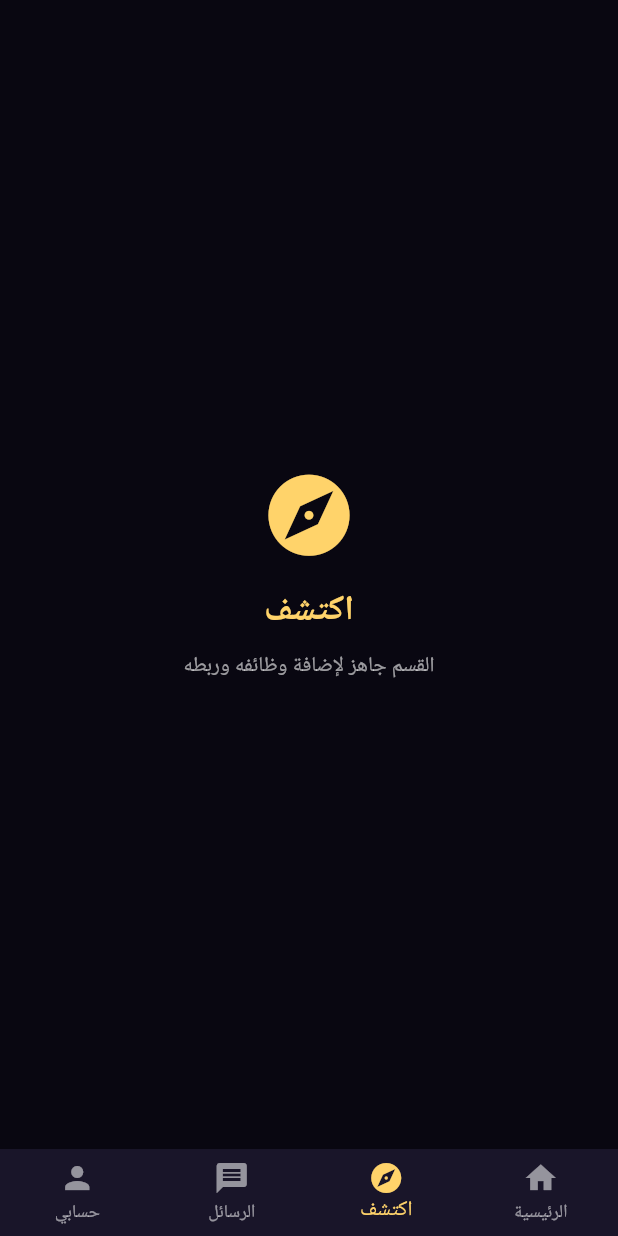
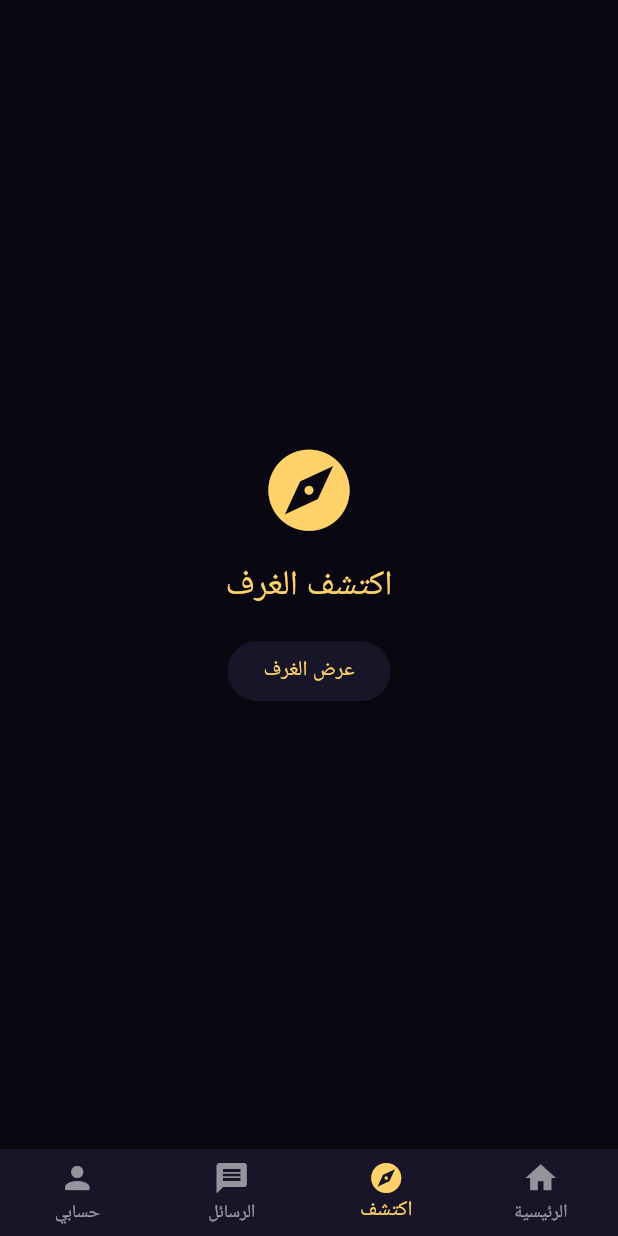
Before and after one commit to wahidmetwalli-blip/KOKI-PARTY-NEW, a Flutter app: the HomeScreen screen opened directly, item 2 of the bottom bar chosen, on a phone screen of 412 x 824 dp. Run offline on Flutter 3.47's test engine with Material 3 defaults, Android fonts, the phone set to English and light mode, and no system bars.

Commit message:
Update home_screen.dart

```diff
--- a/lib/screens/home_screen.dart
+++ b/lib/screens/home_screen.dart
@@ -23,32 +23,69 @@ class _HomeScreenState extends State<HomeScreen> {
     {
       'name': 'غرفة الملوك',
       'owner': 'KOKI KING',
+      'description': 'أهلاً بيكم في غرفة الملوك',
       'members': 24,
       'speakers': 3,
       'icon': Icons.workspace_premium,
+      'isPrivate': false,
+      'hasPassword': false,
+      'allowRequests': true,
     },
     {
       'name': 'مملكة KOKI',
       'owner': 'Royal Star',
+      'description': 'المملكة الملكية',
       'members': 126,
       'speakers': 5,
       'icon': Icons.diamond,
+      'isPrivate': false,
+      'hasPassword': false,
+      'allowRequests': true,
     },
     {
       'name': 'عالم الأصدقاء',
       'owner': 'Friends',
+      'description': 'غرفة الأصدقاء',
       'members': 84,
       'speakers': 4,
       'icon': Icons.groups,
+      'isPrivate': false,
+      'hasPassword': false,
+      'allowRequests': true,
     },
     {
       'name': 'سهرة الملوك',
       'owner': 'Night King',
+      'description': 'سهرة ملكية',
       'members': 52,
       'speakers': 2,
       'icon': Icons.nightlight_round,
+      'isPrivate': false,
+      'hasPassword': false,
+      'allowRequests': true,
     },
   ];
+
+  Future<void> openCreateRoom() async {
+    final result = await Navigator.push<Map<String, dynamic>>(
+      context,
+      MaterialPageRoute(
+        builder: (_) => const CreateRoomScreen(),
+      ),
+    );
+
+    if (!mounted || result == null) return;
+
+    setState(() {
+      rooms.insert(0, result);
+    });
+
+    ScaffoldMessenger.of(context).showSnackBar(
+      const SnackBar(
+        content: Text('تم إنشاء الغرفة بنجاح 👑'),
+      ),
+    );
+  }
 
   void openRoom(Map<String, dynamic> room) {
     Navigator.push(
@@ -57,15 +94,6 @@ class _HomeScreenState extends State<HomeScreen> {
         builder: (_) => RoomScreen(
           roomName: room['name'] as String,
         ),
-      ),
-    );
-  }
-
-  void openCreateRoom() {
-    Navigator.push(
-      context,
-      MaterialPageRoute(
-        builder: (_) => const CreateRoomScreen(),
       ),
     );
   }
@@ -81,9 +109,9 @@ class _HomeScreenState extends State<HomeScreen> {
             index: selectedIndex,
             children: [
               homePage(),
-              simplePage('اكتشف', Icons.explore),
-              simplePage('الرسائل', Icons.message),
-              simplePage('حسابي', Icons.person),
+              discoverPage(),
+              messagesPage(),
+              accountPage(),
             ],
           ),
         ),
@@ -110,7 +138,7 @@ class _HomeScreenState extends State<HomeScreen> {
         const SizedBox(height: 22),
         shortcuts(),
         const SizedBox(height: 25),
-        sectionTitle('الغرف الصوتية', 'كل الغرف'),
+        sectionTitle('الغرف الصوتية'),
         const SizedBox(height: 12),
         ...rooms.map((room) => roomCard(room)),
         const SizedBox(height: 80),
@@ -158,7 +186,7 @@ class _HomeScreenState extends State<HomeScreen> {
           decoration: BoxDecoration(
             color: panel,
             borderRadius: BorderRadius.circular(20),
-            border: Border.all(color: gold.withOpacity(0.5)),
+            border: Border.all(color: gold),
           ),
           child: Row(
             children: [
@@ -249,7 +277,11 @@ class _HomeScreenState extends State<HomeScreen> {
       itemBuilder: (context, index) {
         return InkWell(
           onTap: () {
+            if (index == 0) {
+              setState(() => selectedIndex = 0);
+            } else {
               showInfo(items[index]['name'] as String);
+            }
           },
           child: Container(
             decoration: BoxDecoration(
@@ -281,30 +313,14 @@ class _HomeScreenState extends State<HomeScreen> {
     );
   }
 
-  Widget sectionTitle(String title, String action) {
-    return Row(
-      mainAxisAlignment: MainAxisAlignment.spaceBetween,
-      children: [
-        Text(
+  Widget sectionTitle(String title) {
+    return Text(
       title,
       style: const TextStyle(
         color: gold,
         fontSize: 18,
         fontWeight: FontWeight.bold,
       ),
-        ),
-        TextButton(
-          onPressed: () {
-            setState(() {
-              selectedIndex = 1;
-            });
-          },
-          child: Text(
-            action,
-            style: const TextStyle(color: Colors.white60),
-          ),
-        ),
-      ],
     );
   }
 
@@ -330,7 +346,9 @@ class _HomeScreenState extends State<HomeScreen> {
                 borderRadius: BorderRadius.circular(14),
               ),
               child: Icon(
-                room['icon'] as IconData,
+                room['icon'] is IconData
+                    ? room['icon'] as IconData
+                    : Icons.meeting_room,
                 color: gold,
                 size: 29,
               ),
@@ -341,7 +359,7 @@ class _HomeScreenState extends State<HomeScreen> {
                 crossAxisAlignment: CrossAxisAlignment.start,
                 children: [
                   Text(
-                    room['name'] as String,
+                    room['name']?.toString() ?? 'غرفة جديدة',
                     style: const TextStyle(
                       color: Colors.white,
                       fontSize: 15,
@@ -350,7 +368,7 @@ class _HomeScreenState extends State<HomeScreen> {
                   ),
                   const SizedBox(height: 5),
                   Text(
-                    'المضيف: ${room['owner']}',
+                    'المضيف: ${room['owner'] ?? 'KOKI USER'}',
                     style: const TextStyle(
                       color: Colors.white60,
                       fontSize: 11,
@@ -358,10 +376,19 @@ class _HomeScreenState extends State<HomeScreen> {
                   ),
                   const SizedBox(height: 5),
                   Text(
-                    '${room['speakers']} متحدثين • ${room['members']} مستمع',
+                    '${room['speakers'] ?? 0} متحدثين • '
+                    '${room['members'] ?? 0} مستمع',
                     style: const TextStyle(
                       color: gold,
                       fontSize: 11,
+                    ),
+                  ),
+                  if (room['isPrivate'] == true)
+                    const Text(
+                      'غرفة خاصة 🔒',
+                      style: TextStyle(
+                        color: Colors.orangeAccent,
+                        fontSize: 10,
                       ),
                     ),
                 ],
@@ -378,25 +405,73 @@ class _HomeScreenState extends State<HomeScreen> {
     );
   }
 
-  Widget simplePage(String title, IconData icon) {
+  Widget discoverPage() {
     return Center(
       child: Column(
         mainAxisAlignment: MainAxisAlignment.center,
         children: [
-          Icon(icon, color: gold, size: 65),
+          const Icon(Icons.explore, color: gold, size: 65),
           const SizedBox(height: 15),
+          const Text(
+            'اكتشف الغرف',
+            style: TextStyle(color: gold, fontSize: 23),
+          ),
+          const SizedBox(height: 15),
+          ElevatedButton(
+            onPressed: () {
+              setState(() => selectedIndex = 0);
+            },
+            child: const Text('عرض الغرف'),
+          ),
+        ],
+      ),
+    );
+  }
+
+  Widget messagesPage() {
+    return const Center(
+      child: Column(
+        mainAxisAlignment: MainAxisAlignment.center,
+        children: [
+          Icon(Icons.message, color: gold, size: 65),
+          SizedBox(height: 15),
           Text(
-            title,
-            style: const TextStyle(
+            'الرسائل',
+            style: TextStyle(color: gold, fontSize: 23),
+          ),
+          SizedBox(height: 10),
+          Text(
+            'قريباً: المحادثات الخاصة والأصدقاء',
+            style: TextStyle(color: Colors.white60),
+          ),
+        ],
+      ),
+    );
+  }
+
+  Widget accountPage() {
+    return Center(
+      child: Column(
+        mainAxisAlignment: MainAxisAlignment.center,
+        children: [
+          const CircleAvatar(
+            radius: 42,
+            backgroundColor: purple,
+            child: Icon(Icons.person, color: gold, size: 45),
+          ),
+          const SizedBox(height: 15),
+          const Text(
+            'KOKI USER',
+            style: TextStyle(
               color: gold,
-              fontSize: 23,
+              fontSize: 21,
               fontWeight: FontWeight.bold,
             ),
           ),
-          const SizedBox(height: 10),
-          const Text(
-            'القسم جاهز لإضافة وظائفه وربطه',
-            style: TextStyle(color: Colors.white60),
+          const SizedBox(height: 8),
+          Text(
+            'رصيدك: $coins عملة',
+            style: const TextStyle(color: Colors.white70),
           ),
         ],
       ),
@@ -436,7 +511,7 @@ class _HomeScreenState extends State<HomeScreen> {
   void showInfo(String title) {
     ScaffoldMessenger.of(context).showSnackBar(
       SnackBar(
-        content: Text('$title: القسم قيد التجهيز والربط'),
+        content: Text('$title: القسم قيد التجهيز'),
       ),
     );
   }
```
Lines whose indentation alone changed are shown as unchanged.
